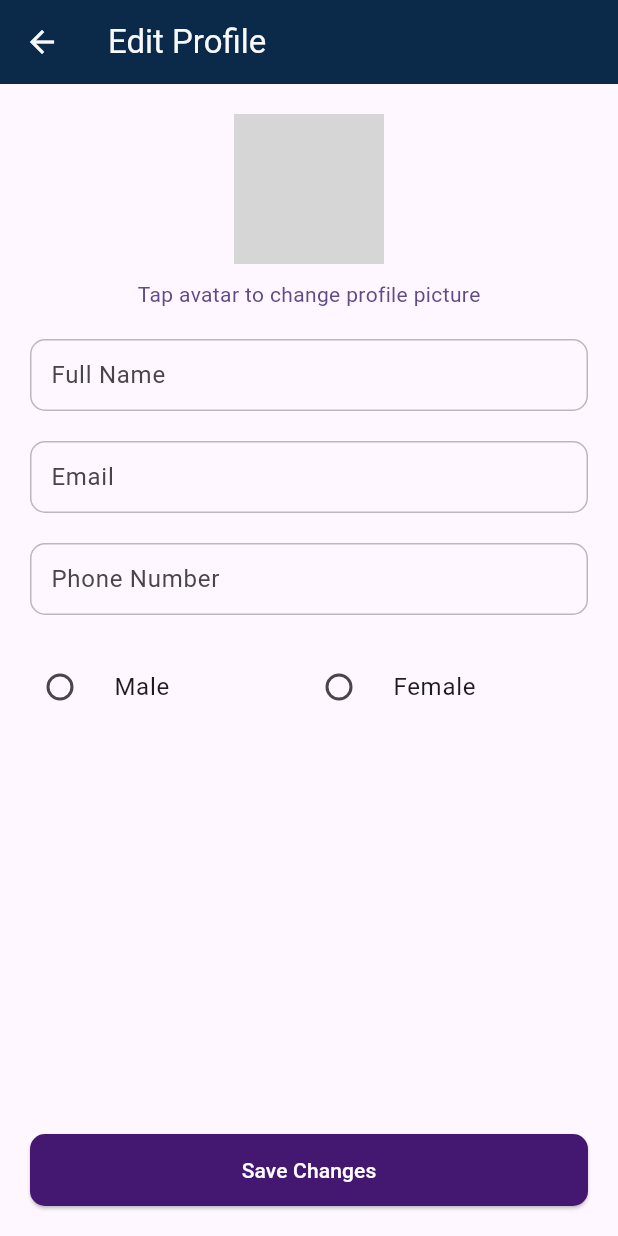
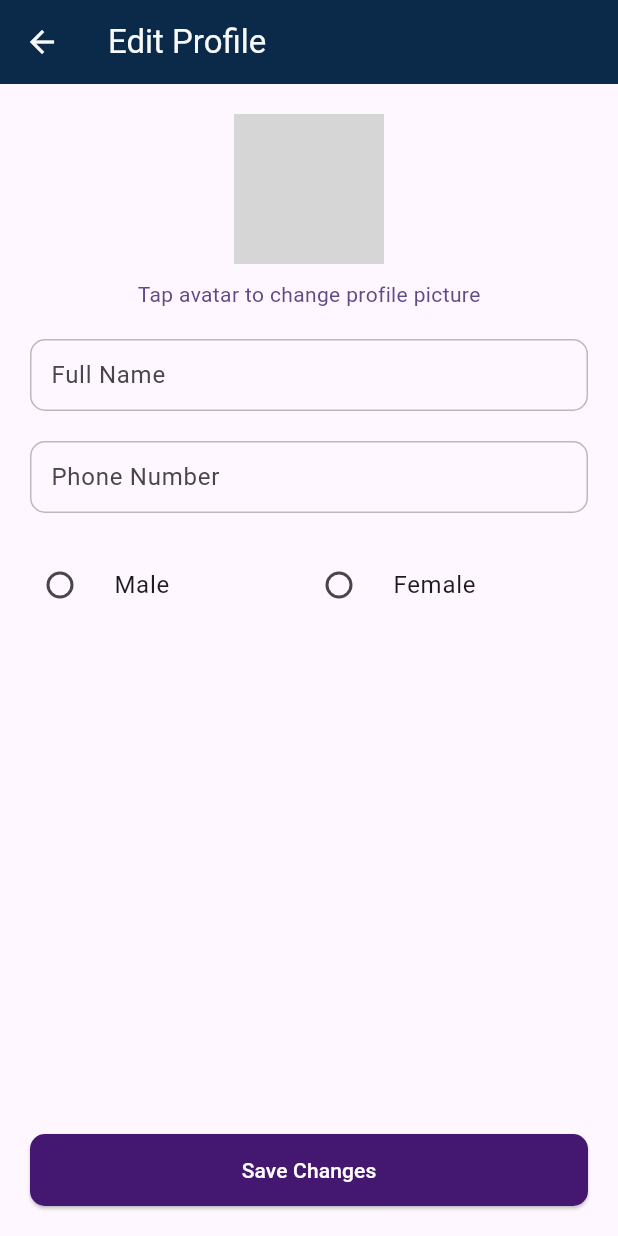
Before and after one commit to 1shabbirhussain/Banquet-Management-App, a Flutter app: the EditProfileScreen screen opened directly with empty values, on a phone screen of 412 x 824 dp. Run offline on Flutter 3.47's test engine with Material 3 defaults, Android fonts, the light colour scheme and no system bars; our stand-ins replace carousel_slider, cloud_firestore, firebase_auth, firebase_core, firebase_storage, flutter_local_notifications and 8 more; accounts and stored records are empty; network calls fail; grey boxes are pictures that could not be loaded.

Commit message:
removed email from edit profile

```diff
--- a/lib/views/edit_profile_view/edit_profile_view.dart
+++ b/lib/views/edit_profile_view/edit_profile_view.dart
@@ -19,7 +19,7 @@ class EditProfileScreen extends StatelessWidget {
   final RxString profileImagePath = ''.obs; // Store image path temporarily
   final RxString profileImageBase64 = ''.obs; // Store Base64 string of image
 
-  final TextEditingController emailController = TextEditingController();
+  // final TextEditingController emailController = TextEditingController();
   final TextEditingController nameController = TextEditingController();
   final TextEditingController phoneController = TextEditingController();
   // final TextEditingController cityController = TextEditingController();
@@ -29,7 +29,7 @@ class EditProfileScreen extends StatelessWidget {
     // Retrieve data passed from ProfileView
     final arguments = Get.arguments ?? {};
     nameController.text = arguments['name'] ?? '';
-    emailController.text = arguments['email'] ?? '';
+    // emailController.text = arguments['email'] ?? '';
     phoneController.text = arguments['phone'] ?? '';
     genderController.value = arguments['gender'] ?? 'Male';
     selectedRole.value = arguments['role'];
@@ -120,14 +120,14 @@ class EditProfileScreen extends StatelessWidget {
             inputType: TextInputType.name,
             validator: (value) => value!.validateNotEmpty(),
           ),
-          const SizedBox(height: 20),
-          CustomTextFormField(
-            controller: emailController,
-            label: "Email",
-            hintText: "Enter your email",
-            inputType: TextInputType.emailAddress,
-            validator: (value) => value!.validateEmail(),
-          ),
+          // const SizedBox(height: 20),
+          // CustomTextFormField(
+          //   controller: emailController,
+          //   label: "Email",
+          //   hintText: "Enter your email",
+          //   inputType: TextInputType.emailAddress,
+          //   validator: (value) => value!.validateEmail(),
+          // ),
           const SizedBox(height: 20),
           CustomTextFormField(
             controller: phoneController,
@@ -217,7 +217,7 @@ class EditProfileScreen extends StatelessWidget {
   //ONPRESS SAVE PROFILE
   void _saveProfileChanges(BuildContext context) async {
     if (nameController.text.isEmpty ||
-        emailController.text.isEmpty ||
+        // emailController.text.isEmpty ||
         phoneController.text.isEmpty) {
       SnackbarUtils.showError("All fields are required.");
       return;
@@ -234,7 +234,7 @@ class EditProfileScreen extends StatelessWidget {
       // Updated data to save
       final updatedData = {
         'name': nameController.text.trim(),
-        'email': emailController.text.trim(),
+        // 'email': emailController.text.trim(),
         'phone': phoneController.text.trim(),
         // 'address': cityController.text.trim(),
         'gender': genderController.value,
```
Also changed, not shown: 1 other file.
